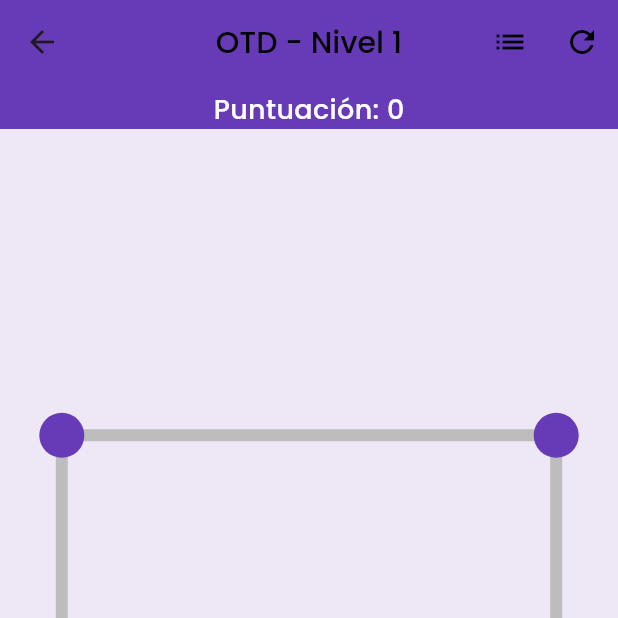
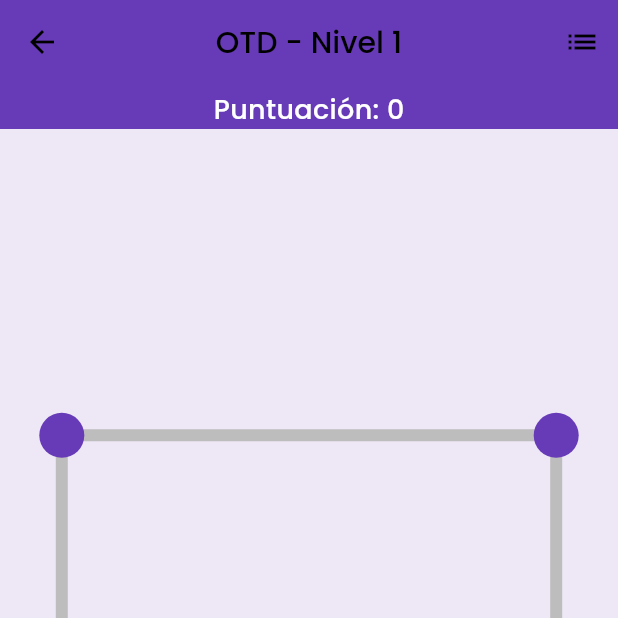
Before and after one commit to GeorgeLN/alzheimer_games, a Flutter app: the OneTouchGame screen opened by its route, on a phone screen of 412 x 824 dp, the top half of it. Run offline on Flutter 3.47's test engine with Material 3 defaults, Android fonts, the phone set to English and light mode, and no system bars; our stand-ins replace cloud_firestore, equatable, firebase_auth, firebase_core, flutter_bloc, get_it and 1 more; accounts and stored records are empty.

Commit message:
Se realizan cambios importantes

```diff
--- a/lib/features/screens/games/OTD/otd_screen.dart
+++ b/lib/features/screens/games/OTD/otd_screen.dart
@@ -163,6 +163,7 @@ class _OneTouchGameState extends State<OneTouchGame> {
       child: Scaffold(
         appBar: AppBar(
           backgroundColor: Colors.deepPurple,
+          centerTitle: true,
           title: Text(
             'OTD - Nivel ${currentLevelIndex + 1}',
             style: GoogleFonts.poppins(
@@ -182,13 +183,18 @@ class _OneTouchGameState extends State<OneTouchGame> {
               ),
             ),
           ),
-          centerTitle: true,
+          leading: IconButton(
+            icon: const Icon(Icons.arrow_back, color: Colors.black),
+            onPressed: () {
+              Navigator.pushReplacementNamed(context, '/home');
+            },
+          ),
           actions: [
             IconButton(
               icon: const Icon(Icons.list, color: Colors.black),
               tooltip: 'Seleccionar Nivel',
               onPressed: () {
-                Navigator.push(
+                Navigator.pushReplacement(
                   context,
                   MaterialPageRoute(
                     builder: (context) => const OtdLevelSelectionScreen(),
@@ -196,11 +202,11 @@ class _OneTouchGameState extends State<OneTouchGame> {
                 );
               },
             ),
-            IconButton(
-              icon: const Icon(Icons.refresh, color: Colors.black),
-              tooltip: 'Reiniciar Nivel',
-              onPressed: () => _loadLevel(currentLevelIndex),
-            ),
+            // IconButton(
+            //   icon: const Icon(Icons.refresh, color: Colors.black),
+            //   tooltip: 'Reiniciar Nivel',
+            //   onPressed: () => _loadLevel(currentLevelIndex),
+            // ),
           ],
         ),
         body: LayoutBuilder(
--- a/lib/features/screens/games/memorama/memorama_screen.dart
+++ b/lib/features/screens/games/memorama/memorama_screen.dart
@@ -112,8 +112,6 @@ class _MemoramaScreenState extends State<MemoramaScreen> with TickerProviderStat
 
   @override
   Widget build(BuildContext context) {
-    //double cardSize = MediaQuery.of(context).size.width / gridSize - 20;
-
     return PopScope(
       canPop: false,
 
@@ -134,7 +132,7 @@ class _MemoramaScreenState extends State<MemoramaScreen> with TickerProviderStat
           leading: IconButton(
             icon: const Icon(Icons.arrow_back, color: Colors.black),
             onPressed: () {
-              Navigator.pop(context);
+              Navigator.pushReplacementNamed(context, '/home');
             },
           ),
           actions: [
--- a/lib/features/screens/games/puzzle/slide_puzzle_screen.dart
+++ b/lib/features/screens/games/puzzle/slide_puzzle_screen.dart
@@ -152,7 +152,7 @@ class _SlidePuzzleScreenState extends State<SlidePuzzleScreen> {
           leading: IconButton(
             icon: const Icon(Icons.arrow_back, color: Colors.black),
             onPressed: () {
-              Navigator.pop(context);
+              Navigator.pushReplacementNamed(context, '/home');
             },
           ),
           actions: [
--- a/lib/features/screens/games/trivia/trivia_screen.dart
+++ b/lib/features/screens/games/trivia/trivia_screen.dart
@@ -132,7 +132,9 @@ class _TriviaScreenState extends State<TriviaScreen> {
           centerTitle: true,
           leading: IconButton(
             icon: const Icon(Icons.arrow_back, color: Colors.black),
-            onPressed: () => Navigator.pop(context),
+            onPressed: () {
+              Navigator.pushReplacementNamed(context, '/home');
+            },
           ),
         ),
         body: _buildBody(viewModel),
--- a/lib/features/screens/home/home_screen.dart
+++ b/lib/features/screens/home/home_screen.dart
@@ -162,7 +162,7 @@ class _HomeScreenState extends State<HomeScreen> {
                         child: Icon(Icons.games_rounded),
                       ),
                       onTap: () {
-                        Navigator.pushNamed(context, juegos[index]['route']!);
+                        Navigator.pushReplacementNamed(context, juegos[index]['route']!);
                       },
                     ),
                   );
--- a/lib/features/screens/screens.dart
+++ b/lib/features/screens/screens.dart
@@ -3,7 +3,7 @@ export 'package:alzheimer_games_app/features/screens/home/home_screen.dart';
 export 'package:alzheimer_games_app/features/screens/games/trivia/trivia_screen.dart';
 export 'package:alzheimer_games_app/features/screens/games/memorama/memorama_screen.dart';
 export 'package:alzheimer_games_app/features/screens/games/puzzle/slide_puzzle_screen.dart';
-export 'package:alzheimer_games_app/features/screens/games/pattern/encaje_figura.dart';
+export 'package:alzheimer_games_app/features/screens/games/pattern/fit_pattern_screen.dart';
 export 'package:alzheimer_games_app/features/screens/profile/profile_screen.dart';
 export 'package:alzheimer_games_app/features/screens/landing/landing_screen.dart';
 export 'package:alzheimer_games_app/features/screens/auth/login_screen.dart';
--- a/lib/main.dart
+++ b/lib/main.dart
@@ -80,7 +80,7 @@ class MyApp extends StatelessWidget {
             ),
             child: const TriviaScreen(),
           ),
-          '/encaje_figura': (context) => const FiguraEncajeScreen(),
+          '/encaje_figura': (context) => const FitPatternScreen(),
           '/otd': (context) => const OneTouchGame(),
         },
         onGenerateRoute: (settings) {
```
Also changed, not shown: lib/features/screens/games/OTD/otd_level_selection_screen.dart (+17 -3 lines), lib/features/screens/games/pattern/fit_pattern_screen.dart (renamed from lib/features/screens/games/pattern/encaje_figura.dart, +5 -5 lines).
